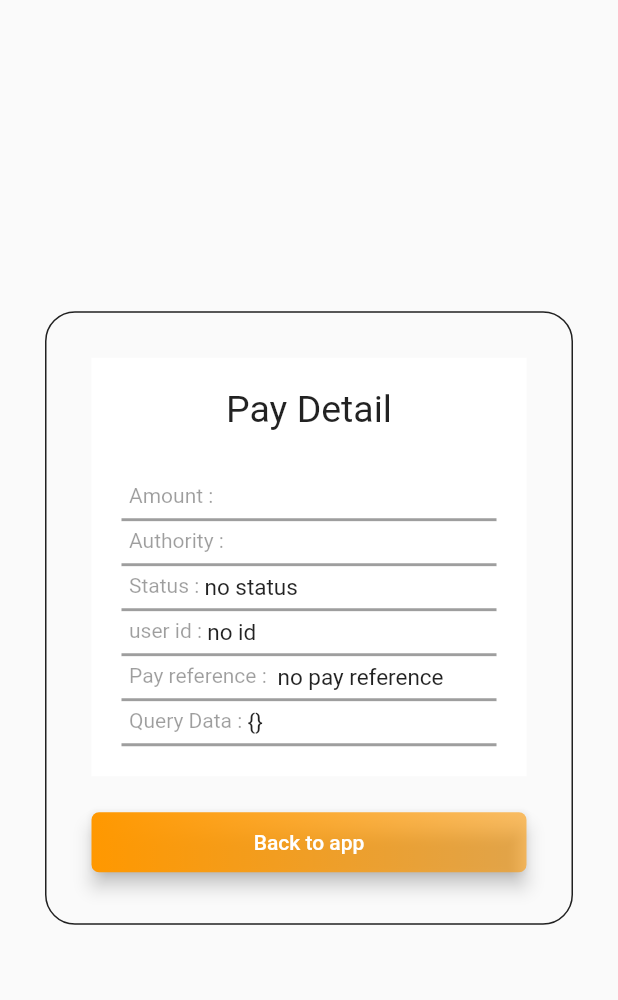
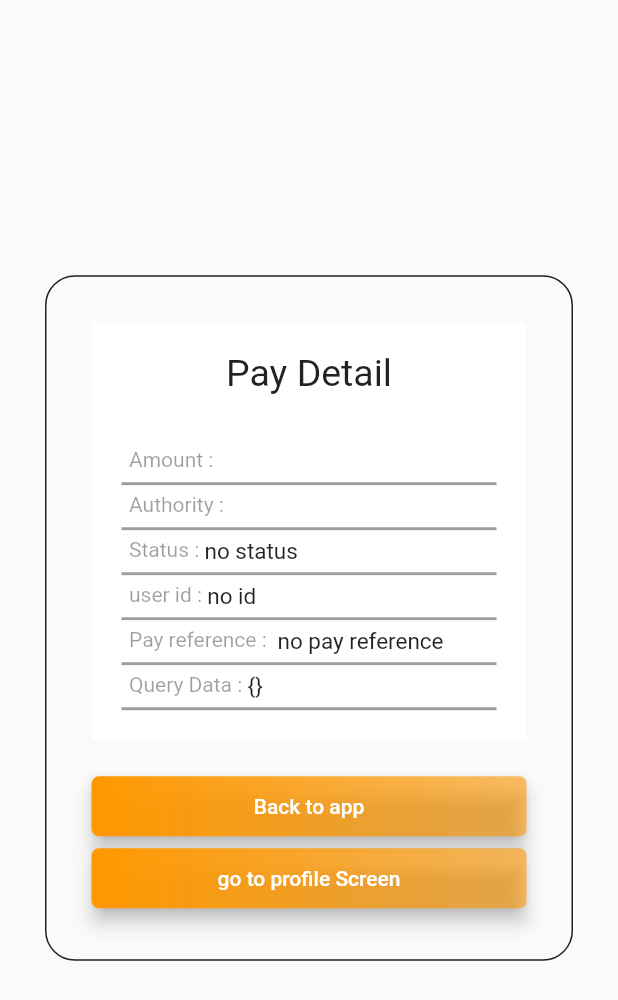
Before and after one commit to mlg199968/mysql_app, a Flutter app: the screen it shows after launch, item 2 of the bottom bar chosen, after a tap on "Go to pay screen", on a phone screen of 412 x 824 dp. Shown: the top 1000 px of the screen. Run offline on Flutter 3.47's test engine with Material 2 defaults, Android fonts, the phone set to English and light mode, and no system bars; our stand-ins replace app_links, device_info_plus, fluttertoast, font_awesome_flutter, get, go_router and 2 more; missing offline and left inert: persian_number_utility, zarinpal; accounts and stored records are empty; network calls fail.

Commit message:
work on returned data

```diff
--- a/lib/main.dart
+++ b/lib/main.dart
@@ -4,6 +4,7 @@ import 'package:get/get.dart';
 import 'package:hive_flutter/adapters.dart';
 import 'package:mysql_app/deep_link_handler.dart';
 import 'package:mysql_app/providers/user_provider.dart';
+import 'package:mysql_app/providers/utility_provider.dart';
 import 'package:mysql_app/router.dart';
 import 'package:provider/provider.dart';
 
@@ -35,7 +36,8 @@ class MyApp extends StatelessWidget {
 
     return MultiProvider(
       providers: [
-        ChangeNotifierProvider(create: (context)=>UserProvider()),
+        ChangeNotifierProvider<UserProvider>(create: (context)=>UserProvider()),
+        ChangeNotifierProvider<UtilityProvider>(create: (context)=>UtilityProvider()),
       ],
       child: MaterialApp.router(
           title: 'mysql app',
--- a/lib/payment/pay_screen.dart
+++ b/lib/payment/pay_screen.dart
@@ -2,10 +2,12 @@ import 'dart:async';
 
 import 'package:flutter/material.dart';
 import 'package:fluttertoast/fluttertoast.dart';
+import 'package:go_router/go_router.dart';
 import 'package:mysql_app/components/custom_button.dart';
 import 'package:mysql_app/consts/utilties.dart';
 import 'package:mysql_app/models/subscription.dart';
 import 'package:mysql_app/payment/payment_services.dart';
+import 'package:mysql_app/users/fragments/profile_screen.dart';
 
 import 'package:url_launcher/url_launcher.dart';
 import 'package:zarinpal/zarinpal.dart';
@@ -40,9 +42,12 @@ class _PayScreenState extends State<PayScreen> {
         String id = widget.queryData!['user_id'];
         String status = widget.queryData!['Status'];
         String authority = widget.queryData!['Authority'];
+print(authority);
 
         ZarinPal().verificationPayment(status, authority, paymentRequest,
                 (isPaymentSuccess, refID, paymentRequest) {
+                  print("after payment");
+                  print(isPaymentSuccess);
               if (isPaymentSuccess) {
                 //
                 Subscription subscription = Subscription(
@@ -135,6 +140,13 @@ class _PayScreenState extends State<PayScreen> {
                       mode: LaunchMode.externalNonBrowserApplication);
                 },
               ),
+            CustomButton(
+                color: Colors.orange,
+                text: "go to profile Screen",
+                onPressed: () {
+               context.goNamed(ProfileScreen.id);
+                },
+              ),
             ],
           ),
         ),
--- /dev/null
+++ b/lib/providers/utility_provider.dart
@@ -0,0 +1,14 @@
+
+
+
+import 'package:flutter/material.dart';
+
+class UtilityProvider extends ChangeNotifier{
+
+  int screenId=0;
+
+  updateScreenId(int id){
+    screenId=id;
+    notifyListeners();
+  }
+}
--- a/lib/router.dart
+++ b/lib/router.dart
@@ -55,7 +55,7 @@ class AppRouter {
           name: ProfileScreen.id,
           path: ProfileScreen.id,
           pageBuilder: (context, state) {
-            return const MaterialPage(child: ProfileScreen());
+            return  MaterialPage(child: ProfileScreen(queryData: state.uri.queryParameters,));
           }),
       GoRoute(
           name: OrderScreen.id,
--- a/lib/splash_screen.dart
+++ b/lib/splash_screen.dart
@@ -19,12 +19,19 @@ class _SplashScreenState extends State<SplashScreen> {
   void initState() {
     // TODO: implement initState
     super.initState();
+print("initState");
+
+  }
+  @override
+  void didChangeDependencies() {
+    print("didChangeDependencies");
     Provider.of<UserProvider>(context, listen: false).getUser();
     Provider.of<UserProvider>(context, listen: false).getSubscription();
     Future.delayed(const Duration(milliseconds: 2000), () {
-      //GoRouter.of(context).pushReplacementNamed(DashboardScreen.id);
-      context.pushReplacementNamed("/");
+      GoRouter.of(context).pushReplacementNamed("/");
+      //context.pushReplacementNamed("/");
     });
+    super.didChangeDependencies();
   }
 
   @override
--- a/lib/users/authentication/login_screen.dart
+++ b/lib/users/authentication/login_screen.dart
@@ -32,7 +32,8 @@ class _LoginScreenState extends State<LoginScreen> {
         title: const Text("Login Screen"),
       ),
       body: LayoutBuilder(builder: (context, constraint) {
-        return ConstrainedBox(
+        return Center(
+          child: ConstrainedBox(
             constraints: const BoxConstraints(
               maxWidth: 450,
               minWidth: 300,
@@ -89,6 +90,7 @@ class _LoginScreenState extends State<LoginScreen> {
                             if(formKey.currentState!.validate()){
                               User user = User(
                                   name: "unknown",
+                                  phoneNumber: "",
                                   email: emailController.text.trim(),
                                   pass: passwordController.text.trim(),
                                   id: 0);
@@ -133,6 +135,7 @@ class _LoginScreenState extends State<LoginScreen> {
                 ),
               ),
             ),
+          ),
         );
       }),
     );
--- a/lib/users/authentication/signup_screen.dart
+++ b/lib/users/authentication/signup_screen.dart
@@ -31,7 +31,8 @@ class _SignUpScreenState extends State<SignUpScreen> {
         title: const Text("Sign Up Screen"),
       ),
       body: LayoutBuilder(builder: (context, constraint) {
-        return ConstrainedBox(
+        return Center(
+          child: ConstrainedBox(
             constraints: const BoxConstraints(
               maxWidth: 450,
               minWidth: 300,
@@ -147,6 +148,7 @@ class _SignUpScreenState extends State<SignUpScreen> {
                 ),
               ),
             ),
+          ),
         );
       }),
     );
--- a/lib/users/fragments/dashboard.dart
+++ b/lib/users/fragments/dashboard.dart
@@ -2,7 +2,6 @@ import 'package:flutter/material.dart';
 import 'package:font_awesome_flutter/font_awesome_flutter.dart';
 import 'package:get/get.dart';
 import 'package:go_router/go_router.dart';
-import 'package:mysql_app/deep_link_handler.dart';
 import 'package:mysql_app/providers/user_provider.dart';
 import 'package:mysql_app/users/authentication/login_screen.dart';
 import 'package:mysql_app/users/fragments/favorite_screen.dart';
--- a/lib/users/services/user_services.dart
+++ b/lib/users/services/user_services.dart
@@ -90,9 +90,6 @@ class UserServices {
               Provider.of<UserProvider>(context,listen: false).setUser(userInfo);
               await paymentServices.readSubscription(context,userInfo.id!);
 
-
-
-
           Future.delayed(const Duration(milliseconds: 2000));
           if (context.mounted) {
             Navigator.pop(context,false);
```
Also changed, not shown: lib/users/fragments/profile_screen.dart (+62 -39 lines). Lines whose indentation alone changed are shown as unchanged.
